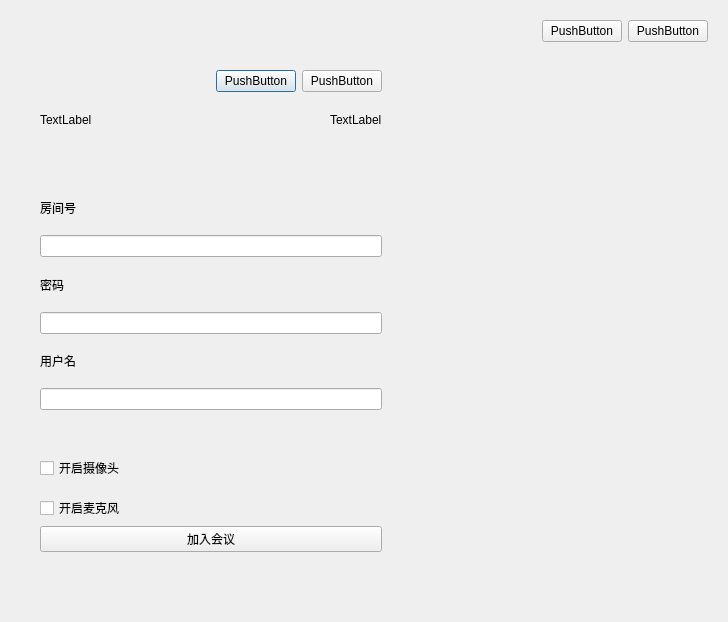
The window that NiceMeeting/CLogDialog.ui (mimihuhuu/VideoMeeting) describes before a commit, drawn with Qt 5.
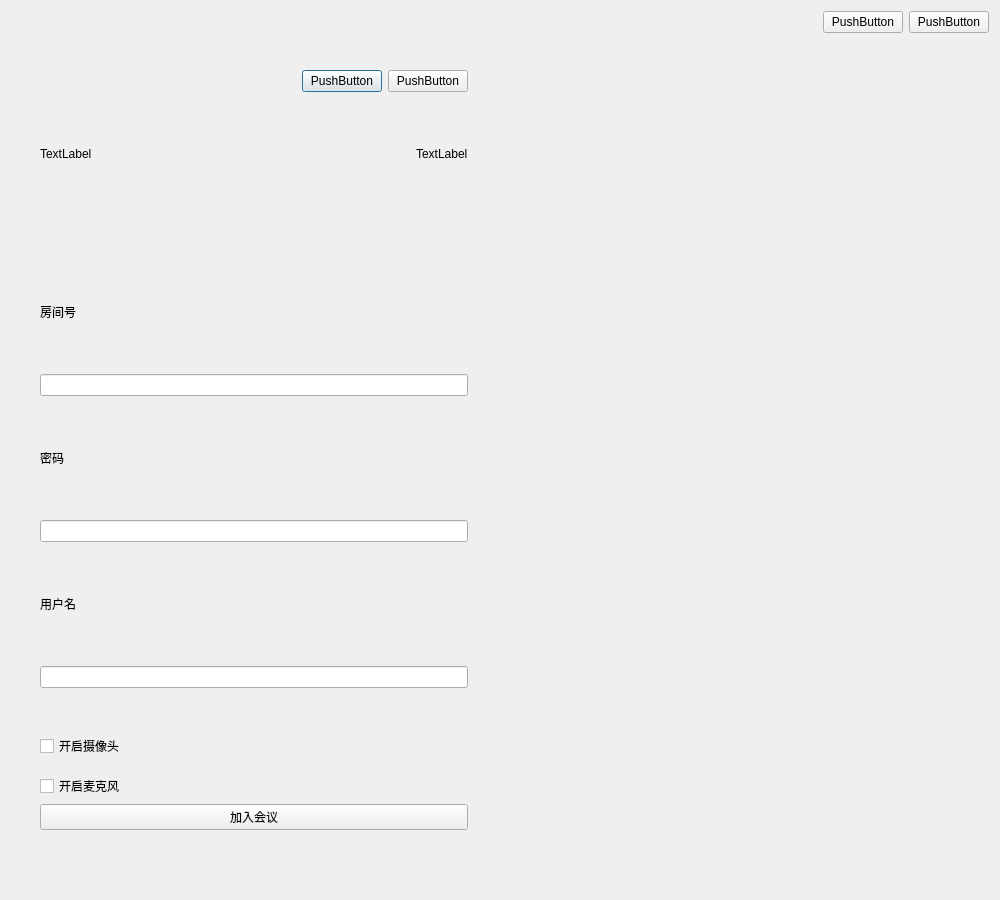
The same window after the commit.

What changed in the file:
```diff
--- a/NiceMeeting/CLogDialog.ui
+++ b/NiceMeeting/CLogDialog.ui
@@ -6,8 +6,8 @@
    <rect>
     <x>0</x>
     <y>0</y>
-    <width>724</width>
-    <height>618</height>
+    <width>1000</width>
+    <height>900</height>
    </rect>
   </property>
   <property name="windowTitle">
@@ -16,12 +16,6 @@
   <layout class="QHBoxLayout" name="horizontalLayout">
    <item>
     <widget class="QWidget" name="widget_left" native="true">
-     <property name="minimumSize">
-      <size>
-       <width>400</width>
-       <height>400</height>
-      </size>
-     </property>
      <layout class="QVBoxLayout" name="LeftList_Vlayout">
       <property name="spacing">
        <number>6</number>
@@ -279,33 +273,21 @@
    </item>
    <item>
     <widget class="QWidget" name="widget_right" native="true">
-     <property name="minimumSize">
-      <size>
-       <width>300</width>
-       <height>600</height>
-      </size>
-     </property>
-     <property name="maximumSize">
-      <size>
-       <width>540</width>
-       <height>854</height>
-      </size>
-     </property>
      <layout class="QVBoxLayout" name="BigVideoWidget_Vlayout">
       <property name="spacing">
        <number>6</number>
       </property>
       <property name="leftMargin">
-       <number>9</number>
+       <number>0</number>
       </property>
       <property name="topMargin">
-       <number>9</number>
+       <number>0</number>
       </property>
       <property name="rightMargin">
-       <number>9</number>
+       <number>0</number>
       </property>
       <property name="bottomMargin">
-       <number>9</number>
+       <number>0</number>
       </property>
       <item>
        <layout class="QHBoxLayout" name="BigVideoWidget_Top">
```
